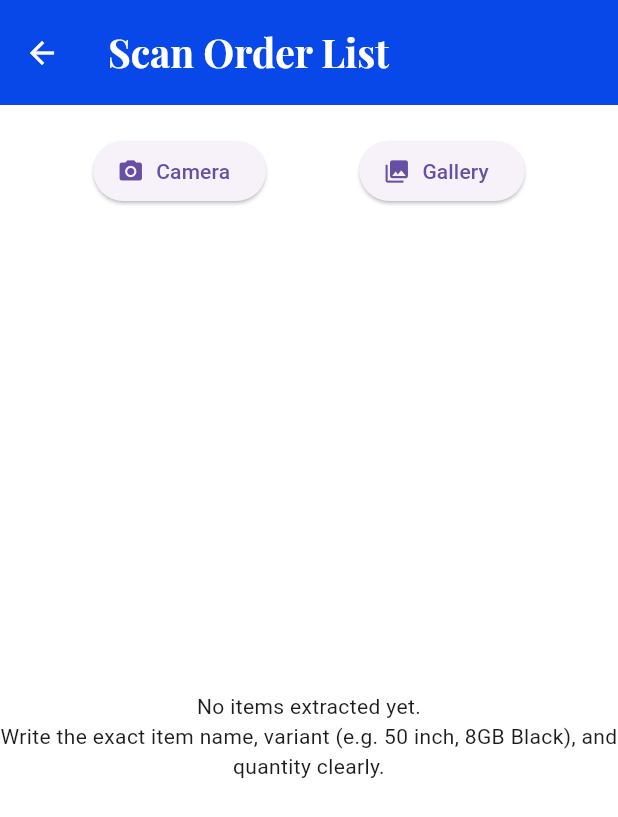
After one commit to Shiva-Shankar-Dev/buy_app, a Flutter app: the ImageOrderScreen screen opened directly, after a tap on "Camera", on a phone screen of 412 x 824 dp. The commit adds this screen. Shown: the top 817 px of the screen. Run offline on Flutter 3.47's test engine with Material 3 defaults, Android fonts, the light colour scheme and no system bars; our stand-ins replace animated_splash_screen, carousel_slider, cloud_firestore, file_picker, firebase_auth, firebase_core and 7 more; missing offline and left inert: razorpay_flutter; accounts and stored records are empty.

Commit message:
Image recognition

````diff
--- /dev/null
+++ b/lib/screens/orders/image_order_screen.dart
@@ -0,0 +1,325 @@
+import 'dart:convert';
+import 'dart:io';
+import 'package:flutter/material.dart';
+import 'package:image_picker/image_picker.dart';
+import 'package:google_generative_ai/google_generative_ai.dart';
+import 'package:cloud_firestore/cloud_firestore.dart';
+import '../../models/models.dart';
+import '../../services/cart_manager.dart';
+
+class OrderItem {
+  final String name;
+  final String quantity;
+  final String variantDetails;
+
+  OrderItem({
+    required this.name,
+    required this.quantity,
+    this.variantDetails = '',
+  });
+
+  factory OrderItem.fromJson(Map<String, dynamic> json) {
+    return OrderItem(
+      name: json['name']?.toString() ?? '',
+      quantity: json['quantity']?.toString() ?? '',
+      variantDetails: json['variant']?.toString() ?? '',
+    );
+  }
+}
+
+class ImageOrderScreen extends StatefulWidget {
+  const ImageOrderScreen({Key? key}) : super(key: key);
+
+  @override
+  State<ImageOrderScreen> createState() => _ImageOrderScreenState();
+}
+
+class _ImageOrderScreenState extends State<ImageOrderScreen> {
+  final ImagePicker _picker = ImagePicker();
+  List<OrderItem> _extractedItems = [];
+  bool _isLoading = false;
+  bool _isAddingToCart = false;
+  // TODO: Replace with your actual Gemini API Key from Google AI Studio.
+  // It's highly recommended to fetch this from remote config or environment variables in production.
+  final String apiKey = "AIzaSyCuuglze8YbNbnHxC9i_gIj91ZuYmr-umI";
+
+  Future<void> _processHandwrittenList(ImageSource source) async {
+    try {
+      final XFile? image = await _picker.pickImage(source: source);
+      if (image == null) return;
+
+      setState(() {
+        _isLoading = true;
+        _extractedItems.clear();
+      });
+
+      // Use readAsBytes() directly from the XFile which works on all platforms (Web, Android, iOS)
+      final bytes = await image.readAsBytes();
+
+      // Initialize the Gemini vision model. Using gemini-3.5-flash which supports multimodality.
+      final model = GenerativeModel(model: 'gemini-3.5-flash', apiKey: apiKey);
+
+      final prompt = TextPart('''
+        Analyze this handwritten list of items.
+        Extract the items, their quantities, and variant details (e.g., Color, RAM, Size) if mentioned.
+        - If an item has a number next to it (e.g., "Oneplus 13r 1"), interpret the number as the quantity.
+        - If variant information is mentioned (e.g., "Oneplus 13r 8GB 128GB Black 1"), extract it under "variant".
+        Return ONLY a raw JSON array of objects with "name" (string), "quantity" (string), and "variant" (string) keys. If no variant is given, leave it empty.
+        Example: [{"name": "Oneplus 13r", "variant": "8GB 128GB Black", "quantity": "1"}, {"name": "Milk", "variant": "", "quantity": "1 liter"}]
+        Do not include markdown blocks like ```json.
+      ''');
+
+      final imagePart = DataPart('image/jpeg', bytes);
+
+      final response = await model.generateContent([
+        Content.multi([prompt, imagePart]),
+      ]);
+
+      if (response.text != null && response.text!.isNotEmpty) {
+        // Clean up text in case the model returns markdown markup despite instructions
+        String rawJson = response.text!.trim();
+        if (rawJson.startsWith('```json')) {
+          rawJson = rawJson.replaceFirst('```json', '').trim();
+        }
+        if (rawJson.endsWith('```')) {
+          rawJson = rawJson.substring(0, rawJson.length - 3).trim();
+        }
+
+        final List<dynamic> jsonList = jsonDecode(rawJson);
+        setState(() {
+          _extractedItems = jsonList
+              .map((j) => OrderItem.fromJson(j as Map<String, dynamic>))
+              .toList();
+        });
+      }
+    } catch (e) {
+      debugPrint("Error processing image: $e");
+      if (mounted) {
+        ScaffoldMessenger.of(
+          context,
+        ).showSnackBar(SnackBar(content: Text('Failed to process image: $e')));
+      }
+    } finally {
+      if (mounted) {
+        setState(() => _isLoading = false);
+      }
+    }
+  }
+
+  Future<void> _addAllToCart() async {
+    setState(() => _isAddingToCart = true);
+
+    int addedCount = 0;
+    int notFoundCount = 0;
+
+    try {
+      // Fetch all products once to allow for flexible case-insensitive matching
+      final productsSnapshot = await FirebaseFirestore.instance
+          .collection('products')
+          .get();
+      final allProducts = productsSnapshot.docs
+          .map((doc) => Product.fromFirestore(doc.data()))
+          .toList();
+
+      for (final item in _extractedItems) {
+        final searchName = item.name.toLowerCase().trim();
+        Product? matchedProduct;
+
+        // 1. Try finding an exact case-insensitive match
+        try {
+          matchedProduct = allProducts.firstWhere(
+            (p) => p.name.toLowerCase().trim() == searchName,
+          );
+        } catch (_) {
+          // 2. If no exact match, try finding a partial match
+          try {
+            matchedProduct = allProducts.firstWhere(
+              (p) =>
+                  p.name.toLowerCase().trim().contains(searchName) ||
+                  searchName.contains(p.name.toLowerCase().trim()),
+            );
+          } catch (_) {
+            matchedProduct = null;
+          }
+        }
+
+        if (matchedProduct != null) {
+          // Convert quantity string back to int, e.g. "2 kg" -> 2
+          int quantity =
+              int.tryParse(item.quantity.replaceAll(RegExp(r'[^0-9]'), '')) ??
+              1;
+          if (quantity <= 0) quantity = 1;
+
+          String? matchedVariantId;
+          Map<String, String>? matchedAttributes;
+
+          if (matchedProduct.hasVariants) {
+            ProductVariant? bestVariant;
+
+            if (item.variantDetails.isNotEmpty) {
+              final searchWords = item.variantDetails.toLowerCase().split(' ');
+              int bestScore = 0;
+
+              for (final variant in matchedProduct.variants) {
+                int score = 0;
+                final values = variant.attributes.values
+                    .map((e) => e.toLowerCase())
+                    .toList();
+                for (final word in searchWords) {
+                  if (values.any(
+                    (val) => val.contains(word) || word.contains(val),
+                  )) {
+                    score++;
+                  }
+                }
+                if (score > bestScore) {
+                  bestScore = score;
+                  bestVariant = variant;
+                }
+              }
+            }
+
+            // Fallback to first variant if no match found or no variant specified
+            bestVariant ??= matchedProduct.variants.isNotEmpty
+                ? matchedProduct.variants.first
+                : null;
+
+            if (bestVariant != null) {
+              matchedVariantId = bestVariant.variantId;
+              matchedAttributes = bestVariant.attributes;
+            }
+          }
+
+          Cart.instance.add(
+            matchedProduct,
+            quantity: quantity,
+            variantId: matchedVariantId,
+            variantAttributes: matchedAttributes,
+          );
+          addedCount++;
+        } else {
+          notFoundCount++;
+          debugPrint("Product not found for: ${item.name}");
+        }
+      }
+    } catch (e) {
+      debugPrint("Error fetching products for cart addition: $e");
+    }
+
+    if (mounted) {
+      setState(() => _isAddingToCart = false);
+
+      ScaffoldMessenger.of(context).showSnackBar(
+        SnackBar(
+          content: Text(
+            'Added $addedCount items to cart. ${notFoundCount > 0 ? "$notFoundCount not found." : ""}',
+          ),
+        ),
+      );
+
+      if (addedCount > 0) {
+        Navigator.pop(context); // Go back home or optionally to cart
+      }
+    }
+  }
+
+  @override
+  Widget build(BuildContext context) {
+    return Scaffold(
+      appBar: AppBar(title: const Text("Scan Order List")),
+      body: Column(
+        children: [
+          const SizedBox(height: 20),
+          Row(
+            mainAxisAlignment: MainAxisAlignment.spaceEvenly,
+            children: [
+              ElevatedButton.icon(
+                icon: const Icon(Icons.camera_alt),
+                label: const Text("Camera"),
+                onPressed: _isLoading
+                    ? null
+                    : () => _processHandwrittenList(ImageSource.camera),
+              ),
+              ElevatedButton.icon(
+                icon: const Icon(Icons.photo_library),
+                label: const Text("Gallery"),
+                onPressed: _isLoading
+                    ? null
+                    : () => _processHandwrittenList(ImageSource.gallery),
+              ),
+            ],
+          ),
+          const SizedBox(height: 20),
+          if (_isLoading)
+            const Center(
+              child: Column(
+                children: [
+                  CircularProgressIndicator(),
+                  SizedBox(height: 10),
+                  Text("Analyzing handwriting with Gemini AI..."),
+                ],
+              ),
+            ),
+          Expanded(
+            child: _extractedItems.isEmpty && !_isLoading
+                ? const Center(
+                    child: Text(
+                      "No items extracted yet.\nWrite the exact item name, variant (e.g. 50 inch, 8GB Black), and quantity clearly.",
+                      textAlign: TextAlign.center,
+                    ),
+                  )
+                : ListView.builder(
+                    itemCount: _extractedItems.length,
+                    itemBuilder: (context, index) {
+                      final item = _extractedItems[index];
+                      return ListTile(
+                        leading: CircleAvatar(child: Text('${index + 1}')),
+                        title: Text(item.name),
+                        subtitle: item.variantDetails.isNotEmpty
+                            ? Text(
+                                item.variantDetails,
+                                style: TextStyle(
+                                  color: Colors.grey[700],
+                                  fontStyle: FontStyle.italic,
+                                ),
+                              )
+                            : null,
+                        trailing: Text(
+                          item.quantity,
+                          style: const TextStyle(
+                            fontWeight: FontWeight.bold,
+                            fontSize: 16,
+                          ),
+                        ),
+                      );
+                    },
+                  ),
+          ),
+          if (_extractedItems.isNotEmpty)
+            Padding(
+              padding: const EdgeInsets.all(16.0),
+              child: SizedBox(
+                width: double.infinity,
+                child: ElevatedButton(
+                  style: ElevatedButton.styleFrom(
+                    padding: const EdgeInsets.symmetric(vertical: 16),
+                  ),
+                  onPressed: _isAddingToCart ? null : _addAllToCart,
+                  child: _isAddingToCart
+                      ? const SizedBox(
+                          height: 20,
+                          width: 20,
+                          child: CircularProgressIndicator(strokeWidth: 2),
+                        )
+                      : const Text(
+                          "Add All to Cart",
+                          style: TextStyle(fontSize: 16),
+                        ),
+                ),
+              ),
+            ),
+        ],
+      ),
+    );
+  }
+}
--- a/lib/services/email_service.dart
+++ b/lib/services/email_service.dart
@@ -11,7 +11,7 @@ import 'package:buy_app/models/models.dart'; // Import from models file
 import 'package:buy_app/services/order_service.dart';
 
 class EmailService {
-  static const String _emailServerUrl = 'http://13.203.224.103:3000/send';
+  static const String _emailServerUrl = 'http://65.2.80.38:3000/send';
 
   // Alternative email services (uncomment to use)
   // static const String _emailServerUrl = 'https://formspree.io/f/YOUR_FORM_ID';
@@ -386,7 +386,7 @@ class EmailService {
 
       // Send email with PDF attachment
       final response = await http.post(
-        Uri.parse('http://13.203.224.103:3000/send/receipt/'),
+        Uri.parse('http://65.2.80.38:3000/send/receipt/'),
         headers: {'Content-Type': 'application/json'},
         body: json.encode({
           'customerEmail': customerEmail,
--- a/lib/services/razorpay_service.dart
+++ b/lib/services/razorpay_service.dart
@@ -31,7 +31,7 @@ class RazorpayService {
     String? name,
   }) {
     var options = {
-      'key': 'rzp_live_SOa3iEuupmTpqL',
+      'key': 'rzp_live_TMTAu3pB0PYUq7',
       // Amount is in paice (multiply by 100)
       'amount': (amount * 100).toInt(),
       'name': name ?? 'Buy App',
--- a/pubspec.yaml
+++ b/pubspec.yaml
@@ -54,6 +54,8 @@ dependencies:
   smooth_page_indicator: ^1.2.1
   intl: ^0.18.1
   flutter_animate: ^4.5.2
+  image_picker: ^1.2.2
+  google_generative_ai: ^0.4.7
 
 flutter_launcher_icons:
   image_path_android: "assets/Logo.png"
````
Also changed, not shown: lib/screens/home_page.dart (+14 -4 lines), pubspec.lock, 5 other files.
